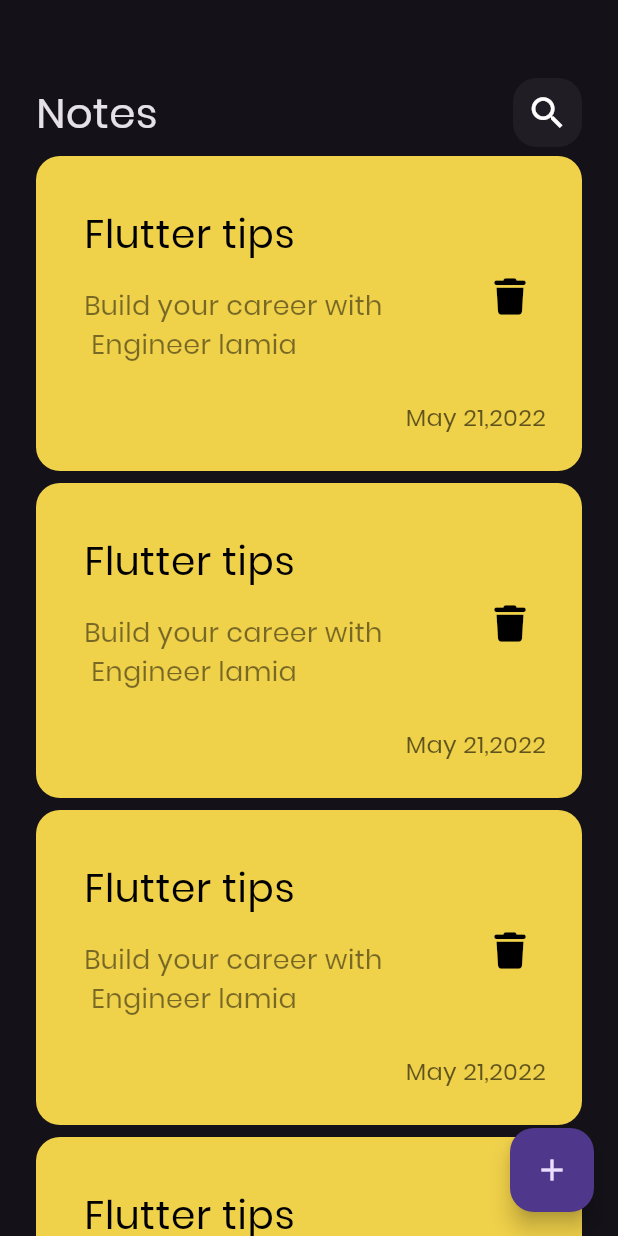
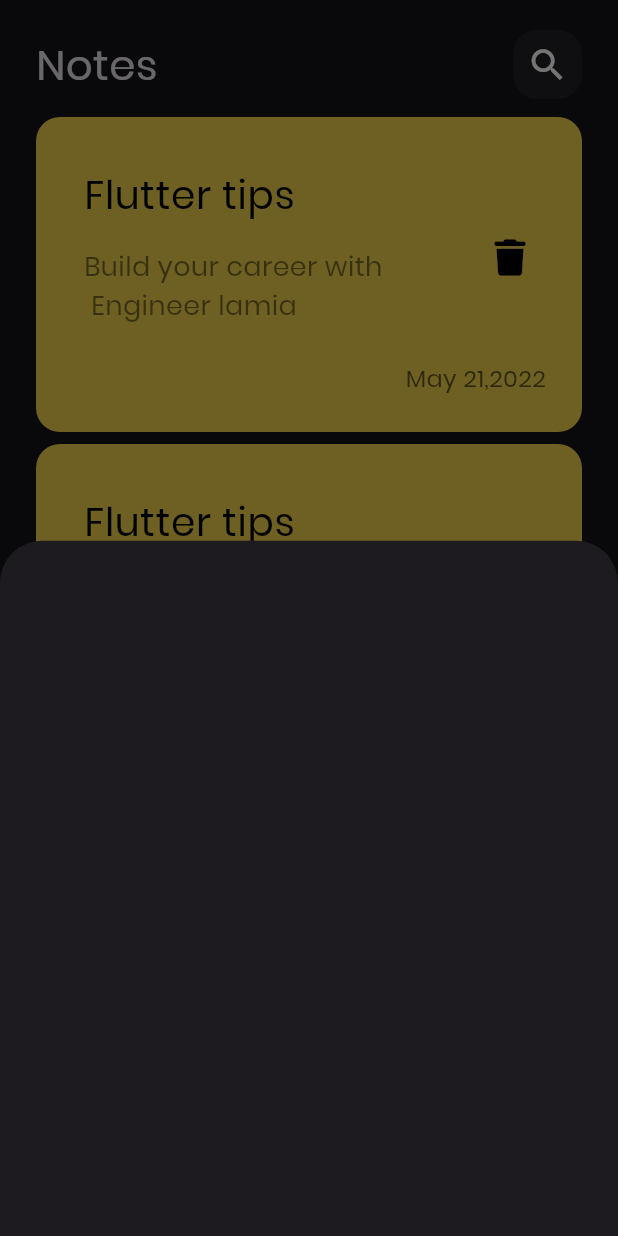
Before and after one commit to LamiaAlariqi/notes_app, a Flutter app: the screen it shows after launch, after a tap on the "add" icon, on a phone screen of 412 x 824 dp. Run offline on Flutter 3.47's test engine with Material 3 defaults, Android fonts, the phone set to English and light mode, and no system bars; our stand-ins replace font_awesome_flutter.

```diff
--- /dev/null
+++ b/lib/Wegets/addnotebuttonsheet.dart
@@ -0,0 +1,10 @@
+ import 'package:flutter/material.dart';
+
+class addnotebuttonsheet extends StatelessWidget {
+  const addnotebuttonsheet({super.key});
+
+  @override
+  Widget build(BuildContext context) {
+    return Container();
+  }
+}
--- a/lib/Wegets/customeappbar.dart
+++ b/lib/Wegets/customeappbar.dart
@@ -9,7 +9,7 @@ class Appbar extends StatelessWidget {
   Widget build(BuildContext context) {
     return Row(
       children: const [
-        SizedBox(height: 50,),
+        SizedBox(height: 20,),
  Text('Notes',style: TextStyle(fontSize: 28),),
  Spacer(),
  CustomSearchIcon()
--- a/lib/Wegets/listview.dart
+++ b/lib/Wegets/listview.dart
@@ -4,10 +4,14 @@ import 'package:notes_app/Wegets/customnoteitem.dart';
 class noteListview extends StatelessWidget {
   const noteListview({super.key});
 final data=const[
+
 ];
   @override
   Widget build(BuildContext context) {
-    return  ListView.builder(
+    return  Padding(
+      padding: const EdgeInsets.symmetric(vertical: 8),
+      child: ListView.builder(
+        padding: EdgeInsets.zero,
               itemBuilder: (BuildContext context, int index) {
                 return Padding(
                   padding: const EdgeInsets.symmetric(vertical: 4),
@@ -15,6 +19,7 @@ final data=const[
                 );
                },
 
+           ),
     );
   }
 }
--- a/lib/Wegets/noteviewbody.dart
+++ b/lib/Wegets/noteviewbody.dart
@@ -15,7 +15,7 @@ class NotesViewBody extends StatelessWidget {
       padding: const EdgeInsets.symmetric(horizontal: 24),
       child: Column(
         children: const[
-          SizedBox(height: 50),
+          SizedBox(height: 20),
           Appbar(),
           Expanded(
             child: noteListview()),
--- a/lib/view/notes_view.dart
+++ b/lib/view/notes_view.dart
@@ -1,4 +1,5 @@
 import 'package:flutter/material.dart';
+import 'package:notes_app/Wegets/addnotebuttonsheet.dart';
 import 'package:notes_app/Wegets/noteviewbody.dart';
 
 class NoteView extends StatelessWidget {
@@ -8,7 +9,12 @@ class NoteView extends StatelessWidget {
   Widget build(BuildContext context) {
     return Scaffold(
       floatingActionButton: FloatingActionButton(
-        onPressed: () {},
+        onPressed: () {
+  showModalBottomSheet(context: context, builder: (context){
+return const addnotebuttonsheet();
+
+  });
+        },
         child: Icon(Icons.add),
       ),
       body: NotesViewBody(),
```
Lines whose indentation alone changed are shown as unchanged.
